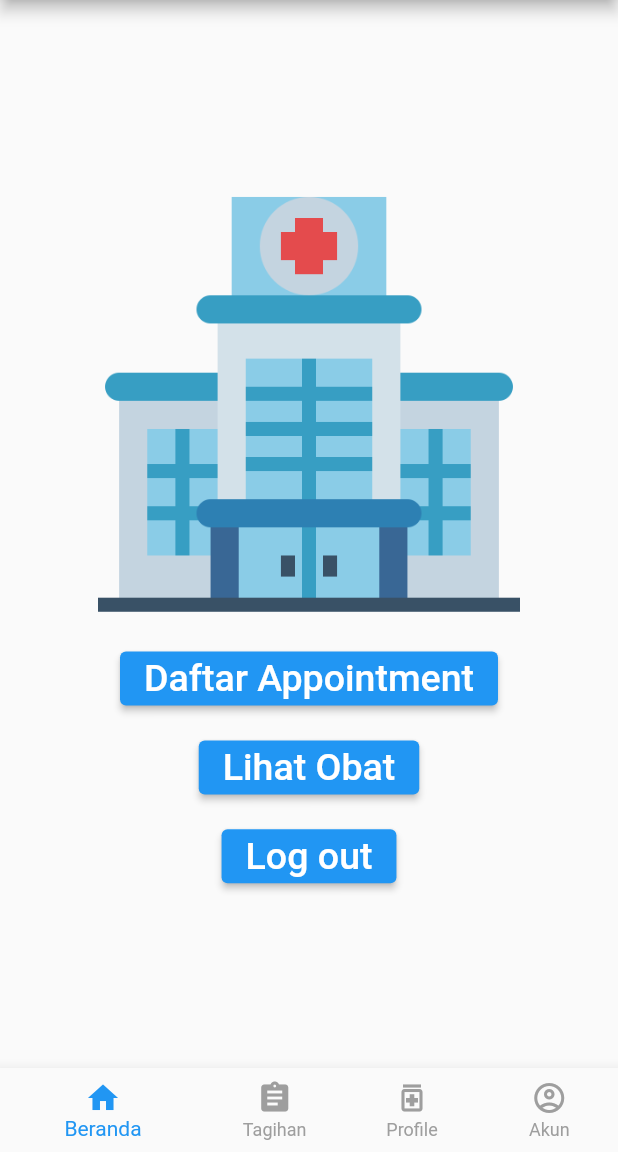
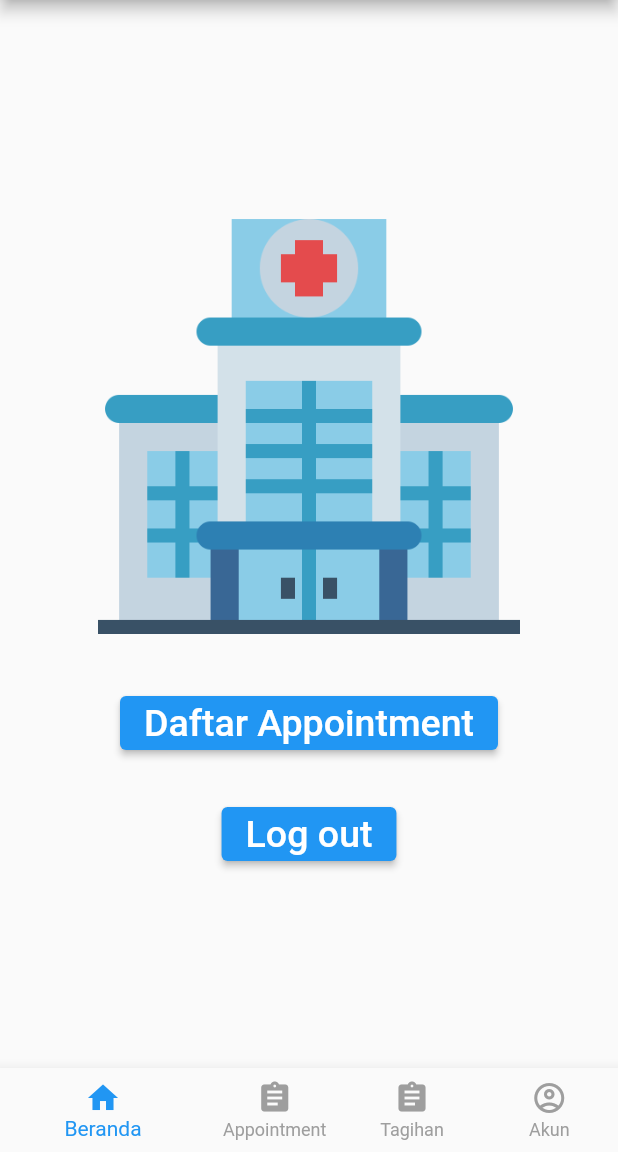
Before and after one commit to raihansyahyoga11/rumahSehat, a Flutter app: the RumahSehatMain screen opened directly, on a phone screen of 412 x 824 dp, the part 84-1236 px from its top. Run offline on Flutter 3.47's test engine with Material 2 defaults, Android fonts, the phone set to English and light mode, and no system bars; our stand-ins replace flutter_html, flutter_secure_storage, quickalert, rflutter_alert, shared_preferences; accounts and stored records are empty; network calls fail.

Commit message:
benerin detail

```diff
--- a/rumah_sehat_flutter/lib/controller/authentication_controller.dart
+++ b/rumah_sehat_flutter/lib/controller/authentication_controller.dart
@@ -15,7 +15,7 @@ class AuthenticationController {
   TextEditingController saldoController = TextEditingController();
 
   Future<int> loginUser() async {
-    const url = 'https://apap-065.cs.ui.ac.id/api/mobile/signin';
+    const url = 'http://localhost:8080/api/mobile/signin';
     var response = await http.post(Uri.parse(url),
         headers: {'Content-Type': 'application/json; charset=UTF-8'},
         body: jsonEncode({
--- a/rumah_sehat_flutter/lib/pages/HomePage.dart
+++ b/rumah_sehat_flutter/lib/pages/HomePage.dart
@@ -51,23 +51,6 @@ class _HomePage extends State<HomePage> {
               children: [
                 ElevatedButton(
                   onPressed: () async {
-                      // authenticationController.logOut();
-                      // Navigator.of(context).pushReplacement(MaterialPageRoute(
-                      //   builder: (context) => Login(),
-                      // ));
-                    },
-                    child: Text(
-                      'Lihat Obat',
-                      style: TextStyle(color: Colors.white, fontSize: 25),
-                    ),
-                  ),
-                ],
-              ),
-              Row(
-                mainAxisAlignment: MainAxisAlignment.center,
-                children: [
-                  ElevatedButton(
-                    onPressed: () async {
                     authenticationController.logOut();
                     Navigator.of(context).pushReplacement(MaterialPageRoute(
                       builder: (context) => Login(),
--- a/rumah_sehat_flutter/lib/pages/RumahSehatPage.dart
+++ b/rumah_sehat_flutter/lib/pages/RumahSehatPage.dart
@@ -1,8 +1,14 @@
 import 'package:flutter/material.dart';
 import 'package:rumah_sehat_flutter/pages/appointment_list.dart';
-import '../pages/tagihan_viewall.dart';
+import 'package:rumah_sehat_flutter/pages/tagihan_viewall.dart';
+
 import '../Screen/ProfilePage.dart';
 import 'HomePage.dart';
+
+
+
+
+
 
 class RumahSehat extends StatelessWidget {
   @override
@@ -16,7 +22,7 @@ class RumahSehat extends StatelessWidget {
 }
 
 class RumahSehatMain extends StatefulWidget {
-  const RumahSehatMain({Key? key}) : super(key: key);
+  const RumahSehatMain ({Key? key}) : super(key: key);
   @override
   _RumahSehatMainState createState() => _RumahSehatMainState();
 }
@@ -24,8 +30,9 @@ class RumahSehatMain extends StatefulWidget {
 class _RumahSehatMainState extends State<RumahSehatMain> {
   int _selectedNavbar = 0;
   //navigasi page
-  final screens = [
+  final screens=[
     HomePage(),
+    JadwalAppointmentApp(),
     TagihanModelPage(),
     ProfilePage(),
   ];
@@ -41,6 +48,7 @@ class _RumahSehatMainState extends State<RumahSehatMain> {
     return Scaffold(
       appBar: AppBar(
         title: Text("Rumah Sehat"),
+
       ),
       body: screens[_selectedNavbar],
       bottomNavigationBar: BottomNavigationBar(
@@ -51,10 +59,12 @@ class _RumahSehatMainState extends State<RumahSehatMain> {
           ),
           BottomNavigationBarItem(
             icon: Icon(Icons.assignment),
+            label: 'Appointment',
+          ),
+          BottomNavigationBarItem(
+            icon: Icon(Icons.assignment ),
             label: 'Tagihan',
           ),
-          BottomNavigationBarItem(
-              icon: Icon(Icons.medication_outlined), label: 'Profile'),
           BottomNavigationBarItem(
             icon: Icon(Icons.account_circle_outlined),
             label: 'Akun',
--- a/rumah_sehat_flutter/lib/pages/appointment_list.dart
+++ b/rumah_sehat_flutter/lib/pages/appointment_list.dart
@@ -20,7 +20,7 @@ class _JadwalAppointmentState extends State<JadwalAppointmentApp> {
     SharedPreferences prefrences = await SharedPreferences.getInstance();
     var token = prefrences.getString('token');
     var url = Uri.encodeFull(
-        'https://apap-065.cs.ui.ac.id//api/coba/list-appointment/${USERNAME}');
+        'https://apap-065.cs.ui.ac.id//api/coba/list-appointment/');
 
     var response = await http.get(Uri.parse(url), headers: {
       'Content-Type': 'application/json',
```
Also changed, not shown: rumah_sehat_flutter/lib/pages/tagihan_viewall.dart (+8 -2 lines), 3 other files. Lines whose indentation alone changed are shown as unchanged.
